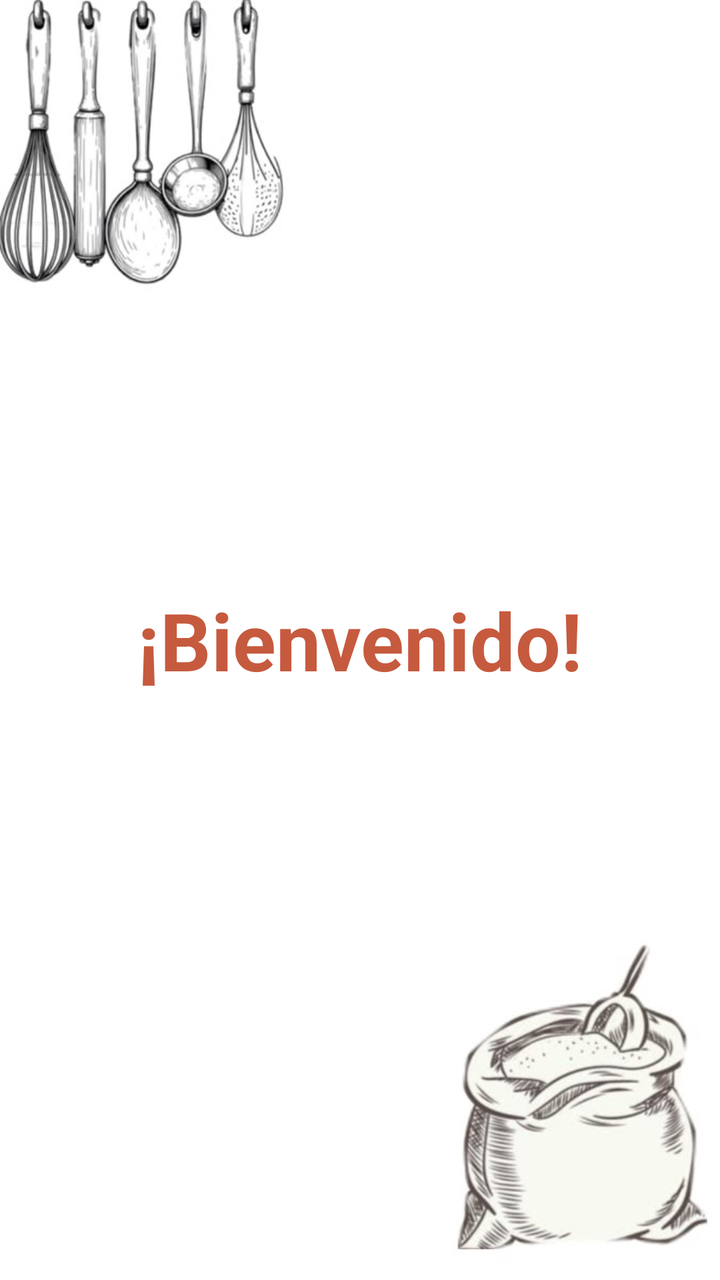
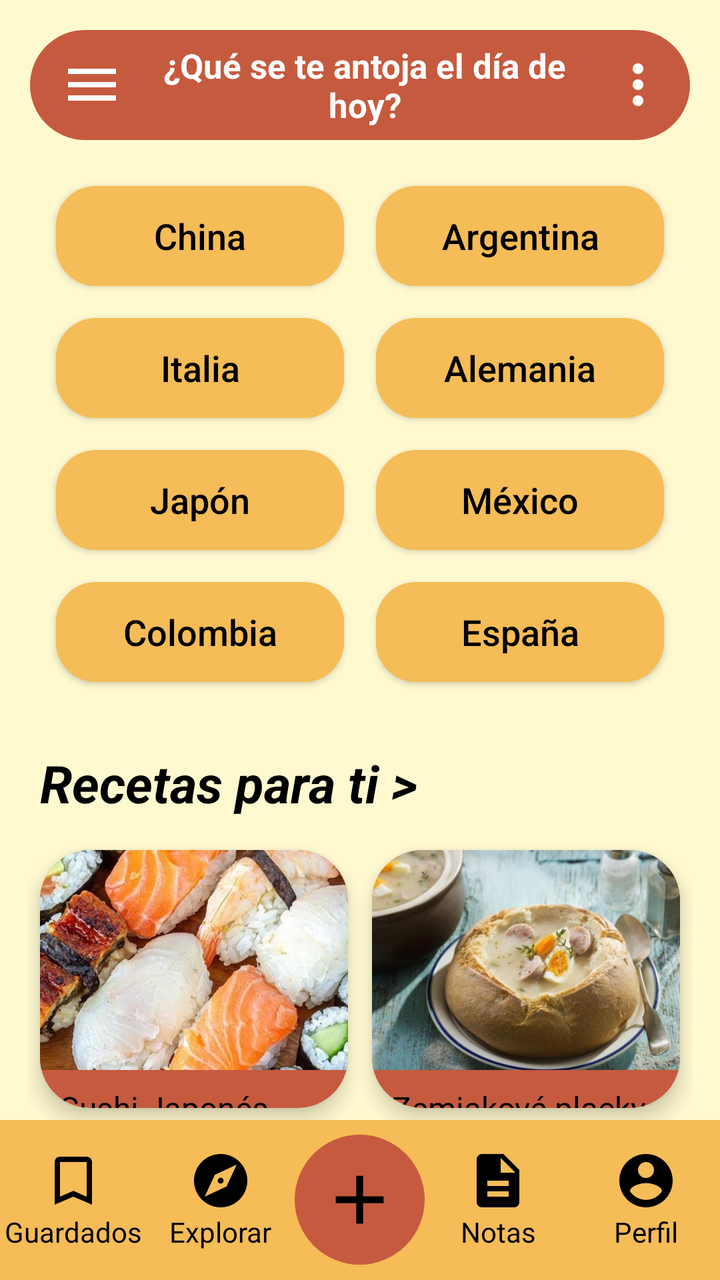

The first picture is an Android layout as it rendered before a commit; the second is the same layout after the commit. The layout source and the unified diff follow.
<!-- AndroidManifest.xml: application theme Theme.Recetario -->
<!-- res/layout/activity_home.xml -->
<?xml version="1.0" encoding="utf-8"?>
<androidx.constraintlayout.widget.ConstraintLayout xmlns:android="http://schemas.android.com/apk/res/android"
    xmlns:app="http://schemas.android.com/apk/res-auto"
    xmlns:tools="http://schemas.android.com/tools"
    android:id="@+id/main"
    android:layout_width="match_parent"
    android:layout_height="match_parent"
    tools:context=".HomeActivity">


    <ImageView
        android:layout_width="0dp"
        android:layout_height="0dp"
        app:layout_constraintBottom_toBottomOf="parent"
        app:layout_constraintEnd_toEndOf="parent"
        app:layout_constraintStart_toStartOf="parent"
        app:layout_constraintTop_toTopOf="parent"
        android:src="@drawable/fondo"
        android:scaleType="fitXY"/>

    <TextView
        android:id="@+id/tvBienvenida"
        android:layout_width="wrap_content"
        android:layout_height="wrap_content"
        android:text="¡Bienvenido!"
        android:textColor="#C65A3E"
        android:textSize="40sp"
        android:textStyle="bold"
        app:layout_constraintBottom_toBottomOf="parent"
        app:layout_constraintEnd_toEndOf="parent"
        app:layout_constraintStart_toStartOf="parent"
        app:layout_constraintTop_toTopOf="parent" />

</androidx.constraintlayout.widget.ConstraintLayout>
<!-- resources referenced by this layout -->
<resources>
  <!-- drawable fondo: jpg bitmap (drawable, 25639 bytes) -->
  <!-- unchanged entries left out for length: 2 -->
</resources>

<!-- the commit's change to res/layout/activity_home.xml (unified diff, before → after) -->
@@ -5,30 +5,402 @@
     android:id="@+id/main"
     android:layout_width="match_parent"
     android:layout_height="match_parent"
+    android:background="#FFF9D0"
     tools:context=".HomeActivity">
 
-
-    <ImageView
+    
+    <LinearLayout
         android:layout_width="0dp"
         android:layout_height="0dp"
+        android:orientation="vertical"
+        app:layout_constraintBottom_toTopOf="@id/barraInferior"
+        app:layout_constraintEnd_toEndOf="parent"
+        app:layout_constraintStart_toStartOf="parent"
+        app:layout_constraintTop_toTopOf="parent">
+
+        
+        <LinearLayout
+            android:layout_width="match_parent"
+            android:layout_height="55dp"
+            android:layout_margin="15dp"
+            android:background="@drawable/bg_barra"
+            android:gravity="center_vertical"
+            android:orientation="horizontal"
+            android:paddingStart="15dp"
+            android:paddingEnd="10dp">
+
+            <ImageView
+                android:layout_width="32dp"
+                android:layout_height="32dp"
+                android:src="@drawable/ic_menu" />
+
+            <TextView
+                android:id="@+id/tvBienvenida"
+                android:layout_width="0dp"
+                android:layout_height="wrap_content"
+                android:layout_weight="1"
+                android:gravity="center"
+                android:text="¿Qué se te antoja el día de hoy?"
+                android:textColor="#FFFFFF"
+                android:textSize="17sp"
+                android:textStyle="bold" />
+
+            <ImageView
+                android:layout_width="32dp"
+                android:layout_height="32dp"
+                android:src="@drawable/ic_mas_opciones" />
+
+        </LinearLayout>
+
+        
+
+        <LinearLayout
+            android:layout_width="match_parent"
+            android:layout_height="wrap_content"
+            android:layout_marginStart="20dp"
+            android:layout_marginEnd="20dp"
+            android:orientation="horizontal">
+
+            <androidx.appcompat.widget.AppCompatButton
+                android:id="@+id/btnChina"
+                android:layout_width="0dp"
+                android:layout_height="50dp"
+                android:layout_margin="8dp"
+                android:layout_weight="1"
+                android:background="@drawable/bg_boton_pais"
+                android:text="China"
+                android:textAllCaps="false"
+                android:textColor="#000000"
+                android:textSize="18sp" />
+
+            <androidx.appcompat.widget.AppCompatButton
+                android:id="@+id/btnArgentina"
+                android:layout_width="0dp"
+                android:layout_height="50dp"
+                android:layout_margin="8dp"
+                android:layout_weight="1"
+                android:background="@drawable/bg_boton_pais"
+                android:text="Argentina"
+                android:textAllCaps="false"
+                android:textColor="#000000"
+                android:textSize="18sp" />
+
+        </LinearLayout>
+
+        <LinearLayout
+            android:layout_width="match_parent"
+            android:layout_height="wrap_content"
+            android:layout_marginStart="20dp"
+            android:layout_marginEnd="20dp"
+            android:orientation="horizontal">
+
+            <androidx.appcompat.widget.AppCompatButton
+                android:id="@+id/btnItalia"
+                android:layout_width="0dp"
+                android:layout_height="50dp"
+                android:layout_margin="8dp"
+                android:layout_weight="1"
+                android:background="@drawable/bg_boton_pais"
+                android:text="Italia"
+                android:textAllCaps="false"
+                android:textColor="#000000"
+                android:textSize="18sp" />
+
+            <androidx.appcompat.widget.AppCompatButton
+                android:id="@+id/btnAlemania"
+                android:layout_width="0dp"
+                android:layout_height="50dp"
+                android:layout_margin="8dp"
+                android:layout_weight="1"
+                android:background="@drawable/bg_boton_pais"
+                android:text="Alemania"
+                android:textAllCaps="false"
+                android:textColor="#000000"
+                android:textSize="18sp" />
+
+        </LinearLayout>
+
+        <LinearLayout
+            android:layout_width="match_parent"
+            android:layout_height="wrap_content"
+            android:layout_marginStart="20dp"
+            android:layout_marginEnd="20dp"
+            android:orientation="horizontal">
+
+            <androidx.appcompat.widget.AppCompatButton
+                android:id="@+id/btnJapon"
+                android:layout_width="0dp"
+                android:layout_height="50dp"
+                android:layout_margin="8dp"
+                android:layout_weight="1"
+                android:background="@drawable/bg_boton_pais"
+                android:text="Japón"
+                android:textAllCaps="false"
+                android:textColor="#000000"
+                android:textSize="18sp" />
+
+            <androidx.appcompat.widget.AppCompatButton
+                android:id="@+id/btnMexico"
+                android:layout_width="0dp"
+                android:layout_height="50dp"
+                android:layout_margin="8dp"
+                android:layout_weight="1"
+                android:background="@drawable/bg_boton_pais"
+                android:text="México"
+                android:textAllCaps="false"
+                android:textColor="#000000"
+                android:textSize="18sp" />
+
+        </LinearLayout>
+
+        <LinearLayout
+            android:layout_width="match_parent"
+            android:layout_height="wrap_content"
+            android:layout_marginStart="20dp"
+            android:layout_marginEnd="20dp"
+            android:orientation="horizontal">
+
+            <androidx.appcompat.widget.AppCompatButton
+                android:id="@+id/btnColombia"
+                android:layout_width="0dp"
+                android:layout_height="50dp"
+                android:layout_margin="8dp"
+                android:layout_weight="1"
+                android:background="@drawable/bg_boton_pais"
+                android:text="Colombia"
+                android:textAllCaps="false"
+                android:textColor="#000000"
+                android:textSize="18sp" />
+
+            <androidx.appcompat.widget.AppCompatButton
+                android:id="@+id/btnEspana"
+                android:layout_width="0dp"
+                android:layout_height="50dp"
+                android:layout_margin="8dp"
+                android:layout_weight="1"
+                android:background="@drawable/bg_boton_pais"
+                android:text="España"
+                android:textAllCaps="false"
+                android:textColor="#000000"
+                android:textSize="18sp" />
+
+        </LinearLayout>
+
+        
+        <TextView
+            android:layout_width="wrap_content"
+            android:layout_height="wrap_content"
+            android:layout_marginStart="20dp"
+            android:layout_marginTop="25dp"
+            android:text="Recetas para ti >"
+            android:textColor="#000000"
+            android:textSize="26sp"
+            android:textStyle="bold|italic" />
+
+        <LinearLayout
+            android:layout_width="match_parent"
+            android:layout_height="wrap_content"
+            android:layout_marginStart="14dp"
+            android:layout_marginTop="10dp"
+            android:layout_marginEnd="14dp"
+            android:orientation="horizontal">
+
+            <androidx.cardview.widget.CardView
+                android:layout_width="0dp"
+                android:layout_height="wrap_content"
+                android:layout_margin="6dp"
+                android:layout_weight="1"
+                app:cardBackgroundColor="#C65A3E"
+                app:cardCornerRadius="25dp"
+                app:cardElevation="6dp">
+
+                <LinearLayout
+                    android:layout_width="match_parent"
+                    android:layout_height="wrap_content"
+                    android:orientation="vertical">
+
+                    <ImageView
+                        android:layout_width="match_parent"
+                        android:layout_height="110dp"
+                        android:scaleType="centerCrop"
+                        android:src="@drawable/receta_sushi" />
+
+                    <TextView
+                        android:layout_width="wrap_content"
+                        android:layout_height="wrap_content"
+                        android:layout_marginStart="10dp"
+                        android:layout_marginTop="8dp"
+                        android:text="Sushi Japonés"
+                        android:textColor="#000000"
+                        android:textSize="16sp" />
+
+                    <TextView
+                        android:layout_width="wrap_content"
+                        android:layout_height="wrap_content"
+                        android:layout_marginStart="10dp"
+                        android:layout_marginBottom="8dp"
+                        android:text="★★★★★"
+                        android:textColor="#1E1E1E"
+                        android:textSize="20sp" />
+
+                </LinearLayout>
+
+            </androidx.cardview.widget.CardView>
+
+            <androidx.cardview.widget.CardView
+                android:layout_width="0dp"
+                android:layout_height="wrap_content"
+                android:layout_margin="6dp"
+                android:layout_weight="1"
+                app:cardBackgroundColor="#C65A3E"
+                app:cardCornerRadius="25dp"
+                app:cardElevation="6dp">
+
+                <LinearLayout
+                    android:layout_width="match_parent"
+                    android:layout_height="wrap_content"
+                    android:orientation="vertical">
+
+                    <ImageView
+                        android:layout_width="match_parent"
+                        android:layout_height="110dp"
+                        android:scaleType="centerCrop"
+                        android:src="@drawable/receta_sopa" />
+
+                    <TextView
+                        android:layout_width="wrap_content"
+                        android:layout_height="wrap_content"
+                        android:layout_marginStart="10dp"
+                        android:layout_marginTop="8dp"
+                        android:text="Zemiakové placky"
+                        android:textColor="#000000"
+                        android:textSize="16sp" />
+
+                    <TextView
+                        android:layout_width="wrap_content"
+                        android:layout_height="wrap_content"
+                        android:layout_marginStart="10dp"
+                        android:layout_marginBottom="8dp"
+                        android:text="★★★★★"
+                        android:textColor="#1E1E1E"
+                        android:textSize="20sp" />
+
+                </LinearLayout>
+
+            </androidx.cardview.widget.CardView>
+
+        </LinearLayout>
+
+    </LinearLayout>
+
+    
+    <LinearLayout
+        android:id="@+id/barraInferior"
+        android:layout_width="0dp"
+        android:layout_height="80dp"
+        android:background="#F5BC57"
+        android:gravity="center_vertical"
+        android:orientation="horizontal"
         app:layout_constraintBottom_toBottomOf="parent"
         app:layout_constraintEnd_toEndOf="parent"
-        app:layout_constraintStart_toStartOf="parent"
-        app:layout_constraintTop_toTopOf="parent"
-        android:src="@drawable/fondo"
-        android:scaleType="fitXY"/>
-
-    <TextView
-        android:id="@+id/tvBienvenida"
-        android:layout_width="wrap_content"
-        android:layout_height="wrap_content"
-        android:text="¡Bienvenido!"
-        android:textColor="#C65A3E"
-        android:textSize="40sp"
-        android:textStyle="bold"
-        app:layout_constraintBottom_toBottomOf="parent"
-        app:layout_constraintEnd_toEndOf="parent"
-        app:layout_constraintStart_toStartOf="parent"
-        app:layout_constraintTop_toTopOf="parent" />
+        app:layout_constraintStart_toStartOf="parent">
+
+        <LinearLayout
+            android:id="@+id/btnGuardados"
+            android:layout_width="0dp"
+            android:layout_height="wrap_content"
+            android:layout_weight="1"
+            android:gravity="center"
+            android:orientation="vertical">
+
+            <ImageView
+                android:layout_width="32dp"
+                android:layout_height="32dp"
+                android:src="@drawable/ic_guardados" />
+
+            <TextView
+                android:layout_width="wrap_content"
+                android:layout_height="wrap_content"
+                android:text="Guardados"
+                android:textColor="#000000"
+                android:textSize="14sp" />
+
+        </LinearLayout>
+
+        <LinearLayout
+            android:id="@+id/btnExplorar"
+            android:layout_width="0dp"
+            android:layout_height="wrap_content"
+            android:layout_weight="1"
+            android:gravity="center"
+            android:orientation="vertical">
+
+            <ImageView
+                android:layout_width="32dp"
+                android:layout_height="32dp"
+                android:src="@drawable/ic_explorar" />
+
+            <TextView
+                android:layout_width="wrap_content"
+                android:layout_height="wrap_content"
+                android:text="Explorar"
+                android:textColor="#000000"
+                android:textSize="14sp" />
+
+        </LinearLayout>
+
+        <ImageView
+            android:id="@+id/btnAgregar"
+            android:layout_width="65dp"
+            android:layout_height="65dp"
+            android:background="@drawable/bg_circulo"
+            android:padding="12dp"
+            android:src="@drawable/ic_agregar" />
+
+        <LinearLayout
+            android:id="@+id/btnNotas"
+            android:layout_width="0dp"
+            android:layout_height="wrap_content"
+            android:layout_weight="1"
+            android:gravity="center"
+            android:orientation="vertical">
+
+            <ImageView
+                android:layout_width="32dp"
+                android:layout_height="32dp"
+                android:src="@drawable/ic_notas" />
+
+            <TextView
+                android:layout_width="wrap_content"
+                android:layout_height="wrap_content"
+                android:text="Notas"
+                android:textColor="#000000"
+                android:textSize="14sp" />
+
+        </LinearLayout>
+
+        <LinearLayout
+            android:id="@+id/btnPerfil"
+            android:layout_width="0dp"
+            android:layout_height="wrap_content"
+            android:layout_weight="1"
+            android:gravity="center"
+            android:orientation="vertical">
+
+            <ImageView
+                android:layout_width="32dp"
+                android:layout_height="32dp"
+                android:src="@drawable/ic_perfil" />
+
+            <TextView
+                android:layout_width="wrap_content"
+                android:layout_height="wrap_content"
+                android:text="Perfil"
+                android:textColor="#000000"
+                android:textSize="14sp" />
+
+        </LinearLayout>
+
+    </LinearLayout>
 
 </androidx.constraintlayout.widget.ConstraintLayout>
<!-- resource entries referenced after the edit -->
@@ -1,6 +1,72 @@
 <!-- resources referenced by this layout -->
 <resources>
-  <!-- drawable fondo: jpg bitmap (drawable, 25639 bytes) -->
+  <!-- drawable bg_barra (drawable) -->
+  <?xml version="1.0" encoding="utf-8"?>
+  <shape xmlns:android="http://schemas.android.com/apk/res/android">
+  
+      <solid android:color="#C65A3E"/>
+      <corners android:radius="30dp"/>
+  
+  </shape>
+  <!-- drawable bg_boton_pais (drawable) -->
+  <?xml version="1.0" encoding="utf-8"?>
+  <shape xmlns:android="http://schemas.android.com/apk/res/android">
+  
+      <solid android:color="#F5BC57"/>
+      <corners android:radius="20dp"/>
+  
+  </shape>
+  <!-- drawable bg_circulo (drawable) -->
+  <?xml version="1.0" encoding="utf-8"?>
+  <shape xmlns:android="http://schemas.android.com/apk/res/android" android:shape="oval">
+  
+      <solid android:color="#C65A3E"/>
+  
+  </shape>
+  <!-- drawable ic_agregar (drawable) -->
+  <vector xmlns:android="http://schemas.android.com/apk/res/android" android:height="24dp" android:tint="#000000" android:viewportHeight="24" android:viewportWidth="24" android:width="24dp">
+  
+      <path android:fillColor="@android:color/white" android:pathData="M19,13h-6v6h-2v-6H5v-2h6V5h2v6h6v2z"/>
+  
+  </vector>
+  <!-- drawable ic_explorar (drawable) -->
+  <vector xmlns:android="http://schemas.android.com/apk/res/android" android:height="24dp" android:tint="#000000" android:viewportHeight="24" android:viewportWidth="24" android:width="24dp">
+  
+      <path android:fillColor="@android:color/white" android:pathData="M12,10.9c-0.61,0 -1.1,0.49 -1.1,1.1s0.49,1.1 1.1,1.1c0.61,0 1.1,-0.49 1.1,-1.1s-0.49,-1.1 -1.1,-1.1zM12,2C6.48,2 2,6.48 2,12s4.48,10 10,10 10,-4.48 10,-10S17.52,2 12,2zM14.19,14.19L6,18l3.81,-8.19L18,6l-3.81,8.19z"/>
+  
+  </vector>
+  <!-- drawable ic_guardados (drawable) -->
+  <vector xmlns:android="http://schemas.android.com/apk/res/android" android:height="24dp" android:tint="#000000" android:viewportHeight="24" android:viewportWidth="24" android:width="24dp">
+  
+      <path android:fillColor="@android:color/white" android:pathData="M17,3H7c-1.1,0 -1.99,0.9 -1.99,2L5,21l7,-3 7,3V5c0,-1.1 -0.9,-2 -2,-2zM17,18l-5,-2.18L7,18V5h10v13z"/>
+  
+  </vector>
+  <!-- drawable ic_mas_opciones (drawable) -->
+  <vector xmlns:android="http://schemas.android.com/apk/res/android" android:height="24dp" android:tint="#FFFFFF" android:viewportHeight="24" android:viewportWidth="24" android:width="24dp">
+  
+      <path android:fillColor="@android:color/white" android:pathData="M12,8c1.1,0 2,-0.9 2,-2s-0.9,-2 -2,-2 -2,0.9 -2,2 0.9,2 2,2zM12,10c-1.1,0 -2,0.9 -2,2s0.9,2 2,2 2,-0.9 2,-2 -0.9,-2 -2,-2zM12,16c-1.1,0 -2,0.9 -2,2s0.9,2 2,2 2,-0.9 2,-2 -0.9,-2 -2,-2z"/>
+  
+  </vector>
+  <!-- drawable ic_menu (drawable) -->
+  <vector xmlns:android="http://schemas.android.com/apk/res/android" android:height="24dp" android:tint="#FFFFFF" android:viewportHeight="24" android:viewportWidth="24" android:width="24dp">
+  
+      <path android:fillColor="@android:color/white" android:pathData="M3,18h18v-2H3v2zM3,13h18v-2H3v2zM3,6v2h18V6H3z"/>
+  
+  </vector>
+  <!-- drawable ic_notas (drawable) -->
+  <vector xmlns:android="http://schemas.android.com/apk/res/android" android:height="24dp" android:tint="#000000" android:viewportHeight="24" android:viewportWidth="24" android:width="24dp">
+  
+      <path android:fillColor="@android:color/white" android:pathData="M14,2H6c-1.1,0 -1.99,0.9 -1.99,2L4,20c0,1.1 0.89,2 1.99,2H18c1.1,0 2,-0.9 2,-2V8l-6,-6zM16,18H8v-2h8v2zM16,14H8v-2h8v2zM13,9V3.5L18.5,9H13z"/>
+  
+  </vector>
+  <!-- drawable ic_perfil (drawable) -->
+  <vector xmlns:android="http://schemas.android.com/apk/res/android" android:height="24dp" android:tint="#000000" android:viewportHeight="24" android:viewportWidth="24" android:width="24dp">
+  
+      <path android:fillColor="@android:color/white" android:pathData="M12,2C6.48,2 2,6.48 2,12s4.48,10 10,10 10,-4.48 10,-10S17.52,2 12,2zM12,5c1.66,0 3,1.34 3,3s-1.34,3 -3,3 -3,-1.34 -3,-3 1.34,-3 3,-3zM12,19.2c-2.5,0 -4.71,-1.28 -6,-3.22 0.03,-1.99 4,-3.08 6,-3.08 1.99,0 5.97,1.09 6,3.08 -1.29,1.94 -3.5,3.22 -6,3.22z"/>
+  
+  </vector>
+  <!-- drawable receta_sopa: jpg bitmap (drawable, 61454 bytes) -->
+  <!-- drawable receta_sushi: jpg bitmap (drawable, 110239 bytes) -->
   <!-- unchanged entries left out for length: 2 -->
 </resources>
 
